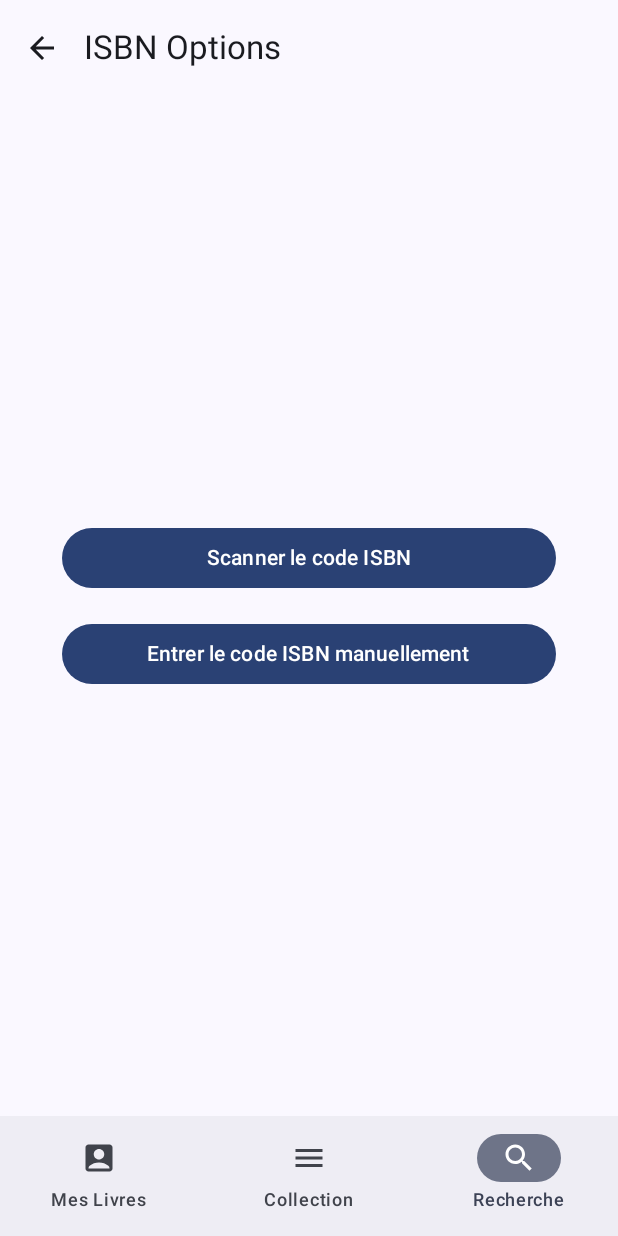
After one commit to marwenlb/My_book, an Android app built with Jetpack Compose: the SearchScreen screen opened through its navigation route, on a phone screen of 412 x 824 dp. The commit adds this screen. Run offline under Robolectric (Android 15) with nearby library versions, the phone set to English and light mode, and no system bars.

Commit message:
search screen

```diff
--- a/app/src/main/java/com/book/mybook/NavGraph.kt
+++ b/app/src/main/java/com/book/mybook/NavGraph.kt
@@ -9,6 +9,7 @@ import androidx.navigation.compose.composable
 import com.book.mybook.screen.HomeScreen
 import com.book.mybook.screen.LoginScreen
 import com.book.mybook.screen.MesLivresScreen
+import com.book.mybook.screen.SearchScreen
 import com.book.mybook.screen.SignupScreen
 
 @OptIn(ExperimentalMaterial3Api::class)
@@ -23,6 +24,7 @@ fun AuthNavGraph(navController: NavHostController, modifier: Modifier = Modifier
         composable("signup") { SignupScreen(navController) }
         composable("home") { HomeScreen(navController) }
         composable("mes_livres") { MesLivresScreen(navController) }
-
-    }
+        composable("collection") { MesLivresScreen(navController) }
+        composable("recherche") { SearchScreen(navController) }
+        }
 }
--- a/app/src/main/java/com/book/mybook/screen/MesLivresScreen.kt
+++ b/app/src/main/java/com/book/mybook/screen/MesLivresScreen.kt
@@ -22,6 +22,7 @@ import androidx.compose.material3.Card
 import androidx.compose.material3.CardDefaults
 import androidx.compose.material3.Icon
 import androidx.compose.material3.MaterialTheme
+import androidx.compose.material3.Scaffold
 import androidx.compose.material3.Text
 import androidx.compose.runtime.Composable
 import androidx.compose.ui.Alignment
@@ -29,6 +30,8 @@ import androidx.compose.ui.Modifier
 import androidx.compose.ui.graphics.vector.ImageVector
 import androidx.compose.ui.unit.dp
 import androidx.navigation.NavController
+import com.book.mybook.components.BottomNavItem
+import com.book.mybook.components.BottomNavigationBar
 import com.book.mybook.ui.theme.BeigeColor
 
 data class CategoryItem(
@@ -47,9 +50,22 @@ fun MesLivresScreen(navController: NavController) {
         CategoryItem("J'aime", Icons.Default.Star)
     )
 
+    // Bottom navigation items
+    val bottomNavItems = listOf(
+        BottomNavItem.MesLivres,
+        BottomNavItem.Collection,
+        BottomNavItem.Recherche
+    )
+
+    Scaffold(
+        bottomBar = {
+            BottomNavigationBar(navController = navController, items = bottomNavItems)
+        }
+    ) { innerPadding ->
         Column(
             modifier = Modifier
                 .fillMaxSize()
+                .padding(innerPadding)
                 .padding(16.dp),
             verticalArrangement = Arrangement.spacedBy(16.dp),
             horizontalAlignment = Alignment.CenterHorizontally
@@ -91,3 +107,4 @@ fun MesLivresScreen(navController: NavController) {
             }
         }
     }
+}
--- /dev/null
+++ b/app/src/main/java/com/book/mybook/screen/SearchScreen.kt
@@ -0,0 +1,84 @@
+package com.book.mybook.screen
+import androidx.compose.foundation.layout.Arrangement
+import androidx.compose.foundation.layout.Column
+import androidx.compose.foundation.layout.fillMaxSize
+import androidx.compose.foundation.layout.fillMaxWidth
+import androidx.compose.foundation.layout.padding
+import androidx.compose.material.icons.Icons
+import androidx.compose.material.icons.filled.ArrowBack
+import androidx.compose.material3.Button
+import androidx.compose.material3.ExperimentalMaterial3Api
+import androidx.compose.material3.Icon
+import androidx.compose.material3.IconButton
+import androidx.compose.material3.Scaffold
+import androidx.compose.material3.Text
+import androidx.compose.material3.TopAppBar
+import androidx.compose.runtime.Composable
+import androidx.compose.ui.Alignment
+import androidx.compose.ui.Modifier
+import androidx.compose.ui.unit.dp
+import androidx.navigation.NavController
+import com.book.mybook.components.BottomNavItem
+import com.book.mybook.components.BottomNavigationBar
+
+@ExperimentalMaterial3Api
+@Composable
+fun SearchScreen(navController: NavController) {
+    // Bottom navigation items
+    val bottomNavItems = listOf(
+        BottomNavItem.MesLivres,
+        BottomNavItem.Collection,
+        BottomNavItem.Recherche
+    )
+
+    Scaffold(
+        topBar = {
+            TopAppBar(
+                title = { Text("ISBN Options") },
+                navigationIcon = {
+                    IconButton(onClick = { navController.popBackStack() }) {
+                        Icon(
+                            imageVector = Icons.Default.ArrowBack ,
+                            contentDescription = "Back"
+                        )
+                    }
+                }
+            )
+        },
+        bottomBar = {
+            BottomNavigationBar(navController = navController, items = bottomNavItems)
+        }
+    ) { innerPadding ->
+        Column(
+            modifier = Modifier
+                .fillMaxSize()
+                .padding(innerPadding),
+            verticalArrangement = Arrangement.Center,
+            horizontalAlignment = Alignment.CenterHorizontally
+        ) {
+            // First Button: Scanner le code ISBN
+            Button(
+                onClick = {
+                    // Action pour scanner le code ISBN
+                },
+                modifier = Modifier
+                    .fillMaxWidth(0.8f)
+                    .padding(vertical = 8.dp)
+            ) {
+                Text("Scanner le code ISBN")
+            }
+
+            // Second Button: Entrer le code ISBN manuellement
+            Button(
+                onClick = {
+                    // Action pour entrer le code ISBN manuellement
+                },
+                modifier = Modifier
+                    .fillMaxWidth(0.8f)
+                    .padding(vertical = 8.dp)
+            ) {
+                Text("Entrer le code ISBN manuellement")
+            }
+        }
+    }
+}
```
Lines whose indentation alone changed are shown as unchanged.
